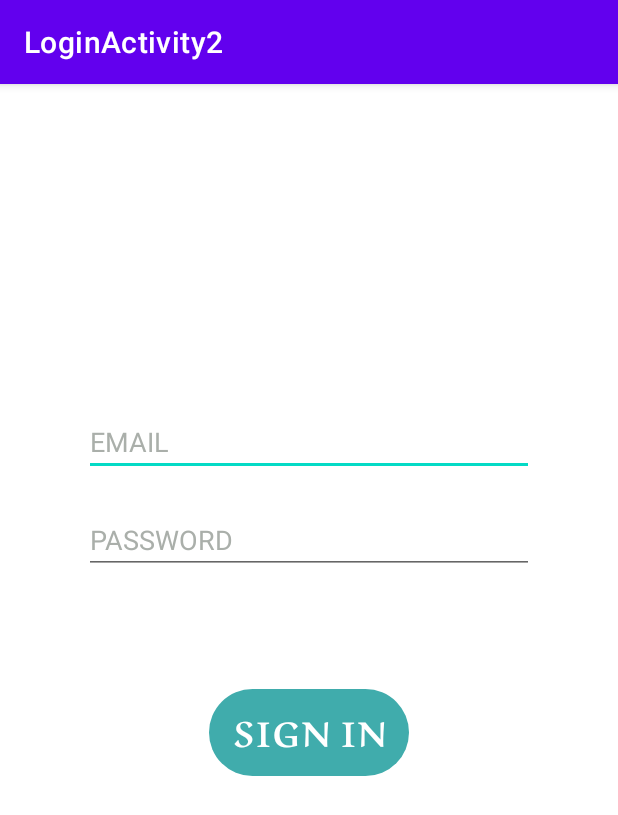
After one commit to LubaEremenko/sharedPref_createAccount, an Android app: the LoginActivity2 screen opened directly, with no data from a screen before it, on a phone screen of 412 x 824 dp. The commit adds this screen. Shown: the top 815 px of the screen. Run offline under Robolectric (Android 15) with nearby library versions, the phone set to English and light mode, and no system bars; 2 statements that could not run were skipped.

Commit message:
Add activity login

```diff
--- a/app/build.gradle
+++ b/app/build.gradle
@@ -40,6 +40,9 @@ dependencies {
     implementation 'androidx.appcompat:appcompat:1.2.0'
     implementation 'com.google.android.material:material:1.3.0'
     implementation 'androidx.constraintlayout:constraintlayout:2.0.4'
+    implementation 'androidx.annotation:annotation:1.1.0'
+    implementation 'androidx.lifecycle:lifecycle-livedata-ktx:2.3.0'
+    implementation 'androidx.lifecycle:lifecycle-viewmodel-ktx:2.3.0'
     testImplementation 'junit:junit:4.+'
     androidTestImplementation 'androidx.test.ext:junit:1.1.2'
     androidTestImplementation 'androidx.test.espresso:espresso-core:3.3.0'
--- a/app/src/main/AndroidManifest.xml
+++ b/app/src/main/AndroidManifest.xml
@@ -3,7 +3,6 @@
     package="com.eremenko.splashscreen3">
 
     <uses-permission android:name="android.permission.INTERNET" />
-
 
     <application
         android:allowBackup="true"
@@ -12,6 +11,11 @@
         android:roundIcon="@mipmap/ic_launcher_round"
         android:supportsRtl="true"
         android:theme="@style/Theme.SplashScreen3">
+        <activity
+            android:name=".ui.login.LoginActivity2"
+            android:label="@string/title_activity_login2"></activity>
+        <activity android:name=".MainActivity2" />
+        <activity android:name=".back" />
         <activity android:name=".MainActivity">
             <intent-filter>
                 <action android:name="android.intent.action.MAIN" />
--- a/app/src/main/java/com/eremenko/splashscreen3/MainActivity.kt
+++ b/app/src/main/java/com/eremenko/splashscreen3/MainActivity.kt
@@ -1,4 +1,6 @@
 @file:Suppress("DEPRECATION")
+
+
 package com.eremenko.splashscreen3
 
 import android.content.Intent
--- /dev/null
+++ b/app/src/main/java/com/eremenko/splashscreen3/ui/login/LoginActivity2.kt
@@ -0,0 +1,129 @@
+package com.eremenko.splashscreen3.ui.login
+
+import android.app.Activity
+import androidx.lifecycle.Observer
+import androidx.lifecycle.ViewModelProvider
+import android.os.Bundle
+import androidx.annotation.StringRes
+import androidx.appcompat.app.AppCompatActivity
+import android.text.Editable
+import android.text.TextWatcher
+import android.view.View
+import android.view.inputmethod.EditorInfo
+import android.widget.Button
+import android.widget.EditText
+import android.widget.ProgressBar
+import android.widget.Toast
+
+import com.eremenko.splashscreen3.R
+
+class LoginActivity2 : AppCompatActivity() {
+
+    private lateinit var loginViewModel: LoginViewModel
+
+    override fun onCreate(savedInstanceState: Bundle?) {
+        super.onCreate(savedInstanceState)
+
+        setContentView(R.layout.activity_login)
+
+        val username = findViewById<EditText>(R.id.username)
+        val password = findViewById<EditText>(R.id.password)
+        val login = findViewById<Button>(R.id.login)
+        val loading = findViewById<ProgressBar>(R.id.loading)
+
+        loginViewModel = ViewModelProvider(this, LoginViewModelFactory())
+                .get(LoginViewModel::class.java)
+
+        loginViewModel.loginFormState.observe(this@LoginActivity, Observer {
+            val loginState = it ?: return@Observer
+
+            // disable login button unless both username / password is valid
+            login.isEnabled = loginState.isDataValid
+
+            if (loginState.usernameError != null) {
+                username.error = getString(loginState.usernameError)
+            }
+            if (loginState.passwordError != null) {
+                password.error = getString(loginState.passwordError)
+            }
+        })
+
+        loginViewModel.loginResult.observe(this@LoginActivity, Observer {
+            val loginResult = it ?: return@Observer
+
+            loading.visibility = View.GONE
+            if (loginResult.error != null) {
+                showLoginFailed(loginResult.error)
+            }
+            if (loginResult.success != null) {
+                updateUiWithUser(loginResult.success)
+            }
+            setResult(Activity.RESULT_OK)
+
+            //Complete and destroy login activity once successful
+            finish()
+        })
+
+        username.afterTextChanged {
+            loginViewModel.loginDataChanged(
+                    username.text.toString(),
+                    password.text.toString()
+            )
+        }
+
+        password.apply {
+            afterTextChanged {
+                loginViewModel.loginDataChanged(
+                        username.text.toString(),
+                        password.text.toString()
+                )
+            }
+
+            setOnEditorActionListener { _, actionId, _ ->
+                when (actionId) {
+                    EditorInfo.IME_ACTION_DONE ->
+                        loginViewModel.login(
+                                username.text.toString(),
+                                password.text.toString()
+                        )
+                }
+                false
+            }
+
+            login.setOnClickListener {
+                loading.visibility = View.VISIBLE
+                loginViewModel.login(username.text.toString(), password.text.toString())
+            }
+        }
+    }
+
+    private fun updateUiWithUser(model: LoggedInUserView) {
+        val welcome = getString(R.string.welcome)
+        val displayName = model.displayName
+        // TODO : initiate successful logged in experience
+        Toast.makeText(
+                applicationContext,
+                "$welcome $displayName",
+                Toast.LENGTH_LONG
+        ).show()
+    }
+
+    private fun showLoginFailed(@StringRes errorString: Int) {
+        Toast.makeText(applicationContext, errorString, Toast.LENGTH_SHORT).show()
+    }
+}
+
+/**
+ * Extension function to simplify setting an afterTextChanged action to EditText components.
+ */
+fun EditText.afterTextChanged(afterTextChanged: (String) -> Unit) {
+    this.addTextChangedListener(object : TextWatcher {
+        override fun afterTextChanged(editable: Editable?) {
+            afterTextChanged.invoke(editable.toString())
+        }
+
+        override fun beforeTextChanged(s: CharSequence, start: Int, count: Int, after: Int) {}
+
+        override fun onTextChanged(s: CharSequence, start: Int, before: Int, count: Int) {}
+    })
+}
--- /dev/null
+++ b/app/src/main/java/com/eremenko/splashscreen3/ui/login/LoginViewModelFactory.kt
@@ -0,0 +1,25 @@
+package com.eremenko.splashscreen3.ui.login
+
+import androidx.lifecycle.ViewModel
+import androidx.lifecycle.ViewModelProvider
+import com.eremenko.splashscreen3.data.LoginDataSource
+import com.eremenko.splashscreen3.data.LoginRepository
+
+/**
+ * ViewModel provider factory to instantiate LoginViewModel.
+ * Required given LoginViewModel has a non-empty constructor
+ */
+class LoginViewModelFactory : ViewModelProvider.Factory {
+
+    @Suppress("UNCHECKED_CAST")
+    override fun <T : ViewModel> create(modelClass: Class<T>): T {
+        if (modelClass.isAssignableFrom(LoginViewModel::class.java)) {
+            return LoginViewModel(
+                    loginRepository = LoginRepository(
+                            dataSource = LoginDataSource()
+                    )
+            ) as T
+        }
+        throw IllegalArgumentException("Unknown ViewModel class")
+    }
+}
--- /dev/null
+++ b/app/src/main/res/layout/activity_login.xml
@@ -0,0 +1,104 @@
+<?xml version="1.0" encoding="utf-8"?>
+<androidx.constraintlayout.widget.ConstraintLayout xmlns:android="http://schemas.android.com/apk/res/android"
+    xmlns:app="http://schemas.android.com/apk/res-auto"
+    xmlns:tools="http://schemas.android.com/tools"
+    android:id="@+id/container"
+    android:layout_width="match_parent"
+    android:layout_height="match_parent"
+    android:paddingLeft="@dimen/activity_horizontal_margin"
+    android:paddingTop="@dimen/activity_vertical_margin"
+    android:paddingRight="@dimen/activity_horizontal_margin"
+    android:paddingBottom="@dimen/activity_vertical_margin"
+    tools:context=".ui.login.LoginActivity2">
+
+    <EditText
+        android:id="@+id/email"
+        android:layout_width="300dp"
+        android:layout_height="wrap_content"
+        android:layout_marginStart="24dp"
+        android:layout_marginEnd="24dp"
+        android:hint="EMAIL"
+        android:inputType="textEmailAddress"
+        android:selectAllOnFocus="true"
+        app:layout_constraintEnd_toEndOf="parent"
+        app:layout_constraintStart_toStartOf="parent"
+        app:layout_constraintTop_toTopOf="parent"
+        android:textColorHint="@color/color_font"
+        android:layout_gravity="center"
+        android:layout_marginTop="200dp"
+        />
+
+
+
+
+    <EditText
+        android:id="@+id/password"
+        android:layout_width="300dp"
+        android:layout_height="wrap_content"
+        android:layout_marginStart="24dp"
+        android:layout_marginEnd="24dp"
+        android:hint="PASSWORD"
+        android:imeActionLabel="@string/action_sign_in_short"
+        android:imeOptions="actionDone"
+        android:inputType="textPassword"
+        android:selectAllOnFocus="true"
+        app:layout_constraintEnd_toEndOf="parent"
+        app:layout_constraintStart_toStartOf="parent"
+        app:layout_constraintTop_toBottomOf="@+id/email"
+        android:layout_gravity="center"
+        android:layout_marginTop="20dp"
+        android:textColorHint="@color/color_font" />
+
+        />
+
+
+
+
+
+
+
+    <Button
+        android:id="@+id/login"
+        android:layout_width="wrap_content"
+        android:layout_height="wrap_content"
+        android:layout_gravity="start"
+        android:layout_marginStart="48dp"
+        android:layout_marginTop="20dp"
+        android:layout_marginEnd="48dp"
+        android:layout_marginBottom="64dp"
+        android:enabled="false"
+        android:text="SIGN IN"
+        app:layout_constraintBottom_toBottomOf="parent"
+        app:layout_constraintEnd_toEndOf="parent"
+        app:layout_constraintStart_toStartOf="parent"
+        app:layout_constraintTop_toBottomOf="@+id/password"
+        app:layout_constraintVertical_bias="0.2"
+        android:background="@drawable/buttonlogin"
+        android:fontFamily="@font/arefruqaabold"
+        android:textColor="#FFF"
+        app:backgroundTint="#40ACAC"
+        android:textSize="35px"
+        />
+
+
+
+
+
+
+
+    <ProgressBar
+        android:id="@+id/loading"
+        android:layout_width="wrap_content"
+        android:layout_height="wrap_content"
+        android:layout_gravity="center"
+        android:layout_marginStart="32dp"
+        android:layout_marginTop="64dp"
+        android:layout_marginEnd="32dp"
+        android:layout_marginBottom="64dp"
+        android:visibility="gone"
+        app:layout_constraintBottom_toBottomOf="parent"
+        app:layout_constraintEnd_toEndOf="@+id/password"
+        app:layout_constraintStart_toStartOf="@+id/password"
+        app:layout_constraintTop_toTopOf="parent"
+        app:layout_constraintVertical_bias="0.3" />
+</androidx.constraintlayout.widget.ConstraintLayout>
--- a/app/src/main/res/layout/sign_in.xml
+++ b/app/src/main/res/layout/sign_in.xml
@@ -25,7 +25,9 @@
             android:paddingTop="15dp"
             android:textColor="@color/white"
             android:textSize="50px"
-            android:textStyle="bold"/>
+            android:textStyle="bold"
+
+            />
 
 
 
--- /dev/null
+++ b/app/src/main/res/values/dimens.xml
@@ -0,0 +1,5 @@
+<resources>
+    <!-- Default screen margins, per the Android Design guidelines. -->
+    <dimen name="activity_horizontal_margin">16dp</dimen>
+    <dimen name="activity_vertical_margin">16dp</dimen>
+</resources>
--- a/app/src/main/res/values/strings.xml
+++ b/app/src/main/res/values/strings.xml
@@ -1,3 +1,12 @@
 <resources>
     <string name="app_name">SplashScreen3</string>
+    <string name="title_activity_login2">LoginActivity2</string>
+    <string name="prompt_email">Email</string>
+    <string name="prompt_password">Password</string>
+    <string name="action_sign_in">Sign in or register</string>
+    <string name="action_sign_in_short">Sign in</string>
+    <string name="welcome">"Welcome !"</string>
+    <string name="invalid_username">Not a valid username</string>
+    <string name="invalid_password">Password must be >5 characters</string>
+    <string name="login_failed">"Login failed"</string>
 </resources>
```
Also changed, not shown: app/src/main/java/com/eremenko/splashscreen3/data/LoginDataSource.kt (added, +24 -0 lines), app/src/main/java/com/eremenko/splashscreen3/data/LoginRepository.kt (added, +46 -0 lines), app/src/main/java/com/eremenko/splashscreen3/data/Result.kt (added, +18 -0 lines), app/src/main/java/com/eremenko/splashscreen3/data/model/LoggedInUser.kt (added, +9 -0 lines), app/src/main/java/com/eremenko/splashscreen3/ui/login/LoggedInUserView.kt (added, +9 -0 lines), app/src/main/java/com/eremenko/splashscreen3/ui/login/LoginFormState.kt (added, +8 -0 lines), app/src/main/java/com/eremenko/splashscreen3/ui/login/LoginResult.kt (added, +9 -0 lines), app/src/main/java/com/eremenko/splashscreen3/ui/login/LoginViewModel.kt (added, +54 -0 lines).
